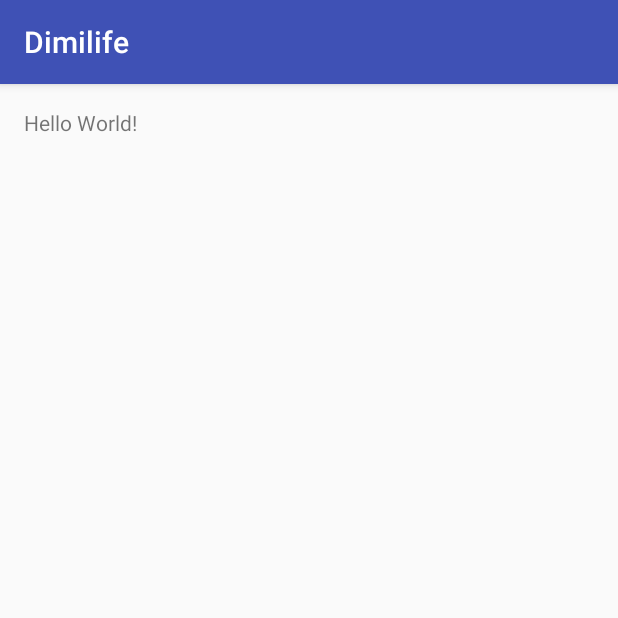
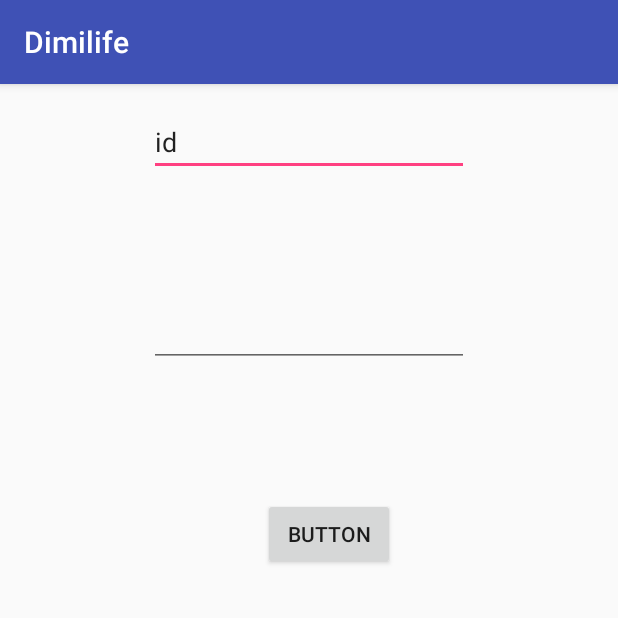
Before and after one commit to ChickenRoom/Dimilife, an Android app: the screen it shows after launch (MainActivity before the commit, LoginActivity after it), on a phone screen of 412 x 824 dp, the top half of it. Run offline under Robolectric (Android 15) with nearby library versions, the phone set to English and light mode, and no system bars.

Commit message:
Login Process Finish

```diff
--- a/app/build.gradle
+++ b/app/build.gradle
@@ -25,5 +25,7 @@ dependencies {
         exclude group: 'com.android.support', module: 'support-annotations'
     })
     compile 'com.android.support:appcompat-v7:25.0.1'
+    compile 'com.squareup.retrofit2:retrofit:2.1.0'
+    compile 'com.squareup.retrofit2:converter-gson:2.0.2'
     testCompile 'junit:junit:4.12'
 }
--- a/app/src/main/AndroidManifest.xml
+++ b/app/src/main/AndroidManifest.xml
@@ -1,6 +1,8 @@
 <?xml version="1.0" encoding="utf-8"?>
 <manifest xmlns:android="http://schemas.android.com/apk/res/android"
     package="chickens.org.dimilife">
+
+    <uses-permission android:name="android.permission.INTERNET" />
 
     <application
         android:allowBackup="true"
@@ -9,6 +11,8 @@
         android:supportsRtl="true"
         android:theme="@style/AppTheme">
         <activity android:name=".MainActivity">
+        </activity>
+        <activity android:name=".LoginActivity">
             <intent-filter>
                 <action android:name="android.intent.action.MAIN" />
 
--- a/app/src/main/java/chickens/org/dimilife/HTTPConnection/LoginService.java
+++ b/app/src/main/java/chickens/org/dimilife/HTTPConnection/LoginService.java
@@ -1,8 +1,16 @@
 package chickens.org.dimilife.HTTPConnection;
+
+import retrofit2.Call;
+import retrofit2.http.GET;
+import retrofit2.http.POST;
+import retrofit2.http.Query;
 
 /**
  * Created by JunHyeok on 2016. 12. 9..
  */
 
 public interface LoginService {
+    @GET("v1/users/identify")
+    Call<User> basicLogin(@Query("username") String id,
+                          @Query("password") String password);
 }
--- a/app/src/main/java/chickens/org/dimilife/LoginActivity.java
+++ b/app/src/main/java/chickens/org/dimilife/LoginActivity.java
@@ -2,12 +2,56 @@ package chickens.org.dimilife;
 
 import android.support.v7.app.AppCompatActivity;
 import android.os.Bundle;
+import android.util.Log;
+import android.view.View;
+import android.widget.Button;
+import android.widget.EditText;
+
+import chickens.org.dimilife.HTTPConnection.LoginService;
+import chickens.org.dimilife.HTTPConnection.ServiceGenerator;
+import chickens.org.dimilife.HTTPConnection.User;
+import retrofit2.Call;
+import retrofit2.Callback;
+import retrofit2.Response;
 
 public class LoginActivity extends AppCompatActivity {
+
+    private EditText id,pw;
+    private Button button;
 
     @Override
     protected void onCreate(Bundle savedInstanceState) {
         super.onCreate(savedInstanceState);
         setContentView(R.layout.activity_login);
+
+        id = (EditText)findViewById(R.id.editText);
+        pw = (EditText)findViewById(R.id.editText2);
+        button = (Button)findViewById(R.id.button);
+
+        button.setOnClickListener(new View.OnClickListener() {
+            @Override
+            public void onClick(View view) {
+                doLogin(id.getText().toString(),pw.getText().toString());
+            }
+        });
+
+
+
+    }
+
+    private void doLogin(String id, String pw) {
+        LoginService loginService = ServiceGenerator.createService(LoginService.class,"enoxaiming","hkwoo3");
+        Call<User> call = loginService.basicLogin(id,pw);
+        call.enqueue(new Callback<User>() {
+            @Override
+            public void onResponse(Call<User> call, Response<User> response) {
+                Log.e("id",response.body().getEmail());
+            }
+
+            @Override
+            public void onFailure(Call<User> call, Throwable t) {
+                t.printStackTrace();
+            }
+        });
     }
 }
--- a/app/src/main/java/chickens/org/dimilife/MainActivity.java
+++ b/app/src/main/java/chickens/org/dimilife/MainActivity.java
@@ -1,5 +1,6 @@
 package chickens.org.dimilife;
 
+import android.support.v7.app.ActionBar;
 import android.support.v7.app.AppCompatActivity;
 import android.os.Bundle;
 
@@ -9,5 +10,6 @@ public class MainActivity extends AppCompatActivity {
     protected void onCreate(Bundle savedInstanceState) {
         super.onCreate(savedInstanceState);
         setContentView(R.layout.activity_main);
+
     }
 }
--- a/app/src/main/res/layout/activity_login.xml
+++ b/app/src/main/res/layout/activity_login.xml
@@ -10,4 +10,32 @@
     android:paddingTop="@dimen/activity_vertical_margin"
     tools:context="chickens.org.dimilife.LoginActivity">
 
+    <EditText
+        android:layout_width="wrap_content"
+        android:layout_height="wrap_content"
+        android:inputType="textPersonName"
+        android:text="id"
+        android:ems="10"
+        android:layout_centerHorizontal="true"
+        android:id="@+id/editText" />
+
+    <EditText
+        android:layout_width="wrap_content"
+        android:layout_height="wrap_content"
+        android:inputType="textPassword"
+        android:ems="10"
+        android:layout_below="@+id/editText"
+        android:layout_alignStart="@+id/editText"
+        android:layout_marginTop="82dp"
+        android:id="@+id/editText2" />
+
+    <Button
+        android:text="Button"
+        android:layout_width="wrap_content"
+        android:layout_height="wrap_content"
+        android:layout_below="@+id/editText2"
+        android:layout_alignEnd="@+id/editText2"
+        android:layout_marginEnd="49dp"
+        android:layout_marginTop="87dp"
+        android:id="@+id/button" />
 </RelativeLayout>
```
Also changed, not shown: app/src/main/java/chickens/org/dimilife/HTTPConnection/ServiceGenerator.java (+50 -0 lines), app/src/main/java/chickens/org/dimilife/HTTPConnection/User.java (+128 -0 lines).
